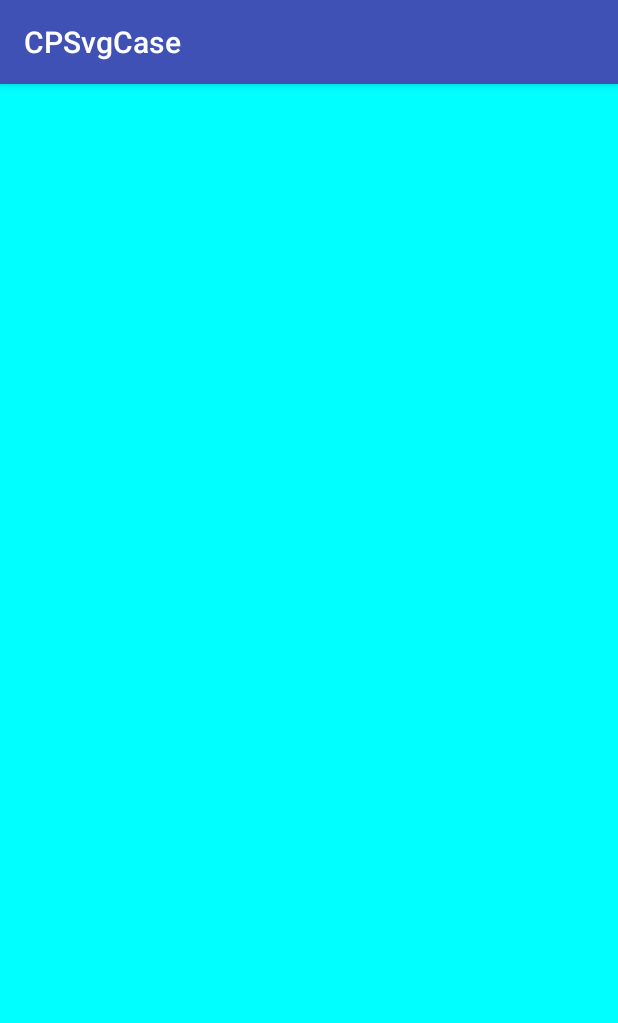
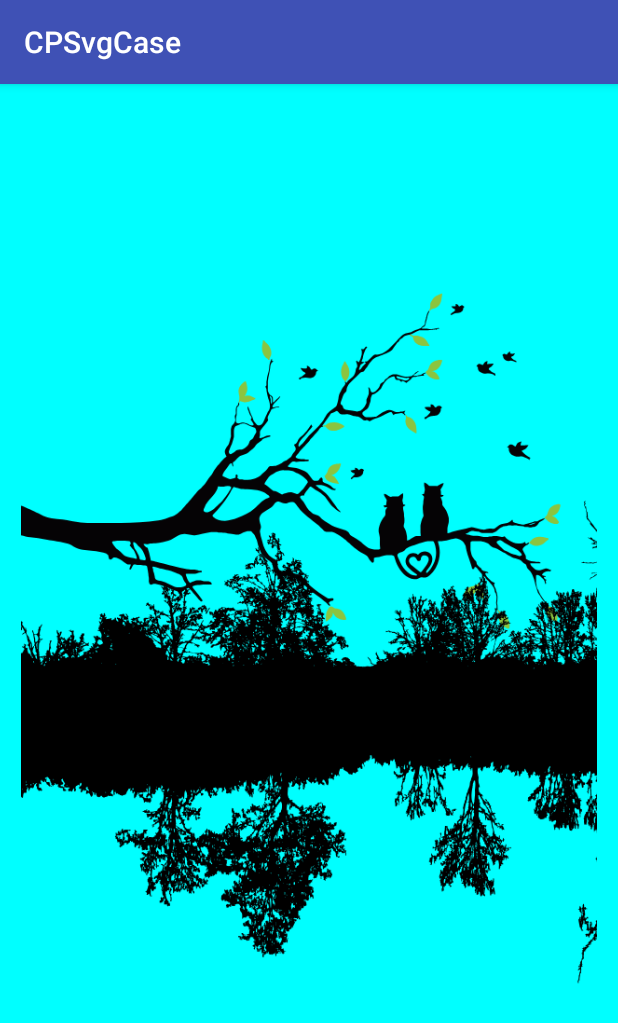
Before and after one commit to eity0323/CPSvgCase, an Android app: the screen it shows after launch (MainActivity), on a phone screen of 412 x 824 dp. Shown: the top 1023 px of the screen. Run offline under Robolectric (Android 15) with nearby library versions, the phone set to English and light mode, and no system bars; libraries missing offline, so code that uses them is left out: com.guardanis.imageloader; pictures from the network do not load.

Commit message:
添加效果图

```diff
--- a/app/src/main/java/com/sien/cpsvgcase/MainActivity.java
+++ b/app/src/main/java/com/sien/cpsvgcase/MainActivity.java
@@ -4,7 +4,6 @@ import android.content.Context;
 import android.graphics.Bitmap;
 import android.os.Bundle;
 import android.os.Environment;
-import android.os.Handler;
 import android.support.v7.app.AppCompatActivity;
 import android.util.Log;
 import android.view.View;
@@ -43,20 +42,16 @@ public class MainActivity extends AppCompatActivity {
 
         mcontext = this;
 
-        new Handler().postDelayed(new Runnable() {
-            @Override
-            public void run() {
-                retrofitImageMultiDownload();
-            }
-        },500);
+        drawMultiByManual();
     }
 
     private void loadSvgSource(){
         ImageView iv = (ImageView) findViewById(R.id.svgIV);
+        iv.setVisibility(View.VISIBLE);
         ImageRequest.create(iv)
-//                .setTargetAsset("grooming.svg") // ok
+                .setTargetAsset("grooming.svg") // ok
 //                .setTargetResource(R.raw.web_landscape, ImageUtils.ImageType.SVG) // ok
-                .setTargetUrl(url)//ok
+//                .setTargetUrl(url)//ok
 //                .setTargetFile(new File("/sdcard/Download/grooming.svg")) //ok
                 .execute();
     }
@@ -67,6 +62,7 @@ public class MainActivity extends AppCompatActivity {
         pathView.setVisibility(View.VISIBLE);
         pathView.setFillAfter(true);
         pathView.useNaturalColors();
+        pathView.setSvgResource(R.raw.web_animals);
         pathView.setOnClickListener(new View.OnClickListener() {
             @Override
             public void onClick(View v) {
@@ -81,11 +77,11 @@ public class MainActivity extends AppCompatActivity {
 
     /*绘制静态svg*/
     private void staticDrawSvg(){
-        final DynamicSvgView pathView = (DynamicSvgView) findViewById(R.id.pathView);
+        final DynamicSvgView pathView = (DynamicSvgView) findViewById(R.id.pathSvgView);
         pathView.setVisibility(View.VISIBLE);
         pathView.setFillAfter(true);
         pathView.useNaturalColors();
-//        pathView.setSvgResource(R.raw.red_shoe);
+        pathView.setSvgResource(R.raw.web_animals);
         pathView.setup();
     }
 
--- a/app/src/main/java/com/sien/cpsvgcase/widgets/DynamicSvgView.java
+++ b/app/src/main/java/com/sien/cpsvgcase/widgets/DynamicSvgView.java
@@ -3,7 +3,6 @@ package com.sien.cpsvgcase.widgets;
 import android.content.Context;
 import android.content.res.TypedArray;
 import android.graphics.Canvas;
-import android.graphics.Color;
 import android.graphics.Paint;
 import android.graphics.Path;
 import android.util.AttributeSet;
@@ -79,9 +78,9 @@ public class DynamicSvgView extends View {
      */
     public DynamicSvgView(Context context, AttributeSet attrs, int defStyle) {
         super(context, attrs, defStyle);
-//        paint.setStyle(Paint.Style.STROKE);
-        paint.setStyle(Paint.Style.FILL);
-        paint.setColor(Color.WHITE);
+        paint.setStyle(Paint.Style.STROKE);
+//        paint.setStyle(Paint.Style.FILL);
+//        paint.setColor(Color.WHITE);
         getFromAttributes(context, attrs);
 
         width = CPScreenUtil.getScreenWidth(context);
--- a/app/src/main/res/layout/activity_main.xml
+++ b/app/src/main/res/layout/activity_main.xml
@@ -1,22 +1,21 @@
 <?xml version="1.0" encoding="utf-8"?>
 <LinearLayout xmlns:android="http://schemas.android.com/apk/res/android"
+    xmlns:app="http://schemas.android.com/apk/res-auto"
     android:orientation="vertical" android:layout_width="match_parent"
     android:layout_height="match_parent"
     android:background="#00ffff">
 
-    <!--<com.sien.app.main.widget.tpsvg.DynamicSvgPathView-->
-    <!--xmlns:app="http://schemas.android.com/apk/res-auto"-->
-    <!--android:id="@+id/pathView"-->
-    <!--android:layout_width="match_parent"-->
-    <!--android:layout_height="match_parent"-->
-    <!--app:pathColor="@android:color/white"-->
-    <!--app:svg="@raw/mushrooms"-->
-    <!--android:visibility="gone"-->
-    <!--app:pathWidth="5"/>-->
+    <com.sien.cpsvgcase.widgets.DynamicSvgPathView
+        android:id="@+id/pathView"
+        android:layout_width="match_parent"
+        android:layout_height="match_parent"
+        app:pathColor="@android:color/white"
+        app:svg="@raw/animation"
+        android:visibility="gone"
+        app:pathWidth="5"/>
 
     <com.sien.cpsvgcase.widgets.DynamicSvgView
-        xmlns:app="http://schemas.android.com/apk/res-auto"
-        android:id="@+id/pathView"
+        android:id="@+id/pathSvgView"
         android:layout_width="match_parent"
         android:layout_height="match_parent"
         app:pathColor="@android:color/white"
@@ -28,5 +27,6 @@
         android:layout_width="match_parent"
         android:layout_height="match_parent"
         android:scaleType="fitCenter"
+        android:visibility="gone"
         android:id="@+id/svgIV"/>
 </LinearLayout>
```
Also changed, not shown: app/src/main/assets/mushrooms.svg (deleted), app/src/main/assets/web_animals.svg (deleted), 6 other files.
